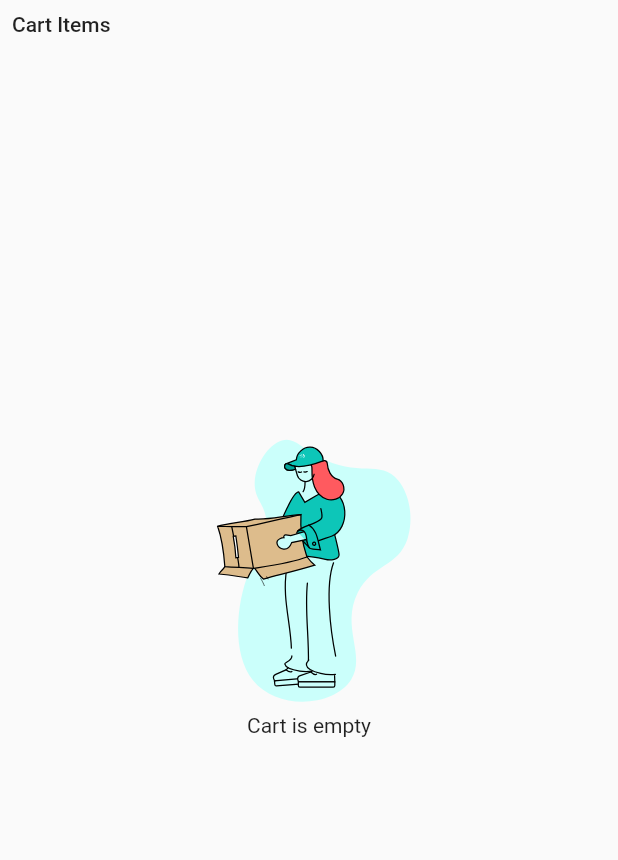
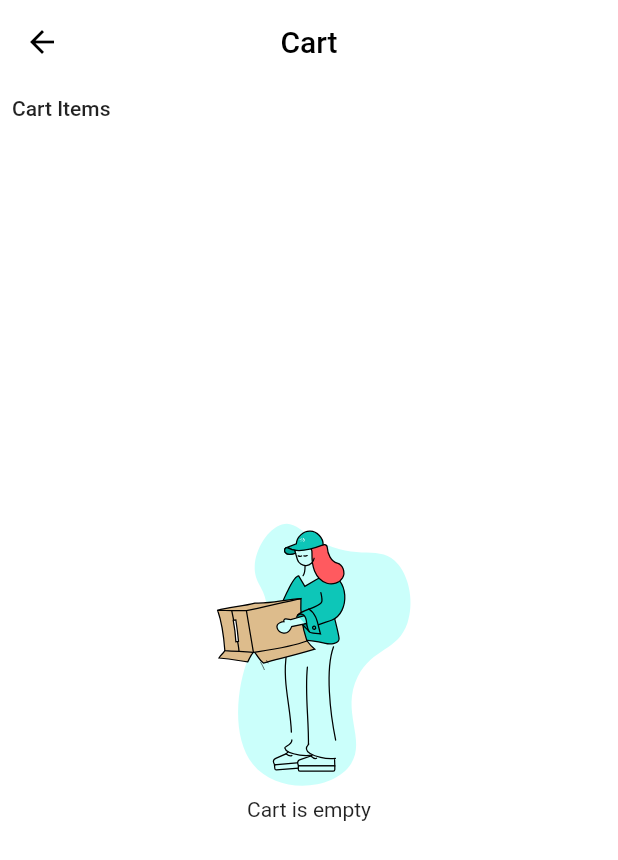
Before and after one commit to dev-vamsidhar/xiaomi, a Flutter app: the Cart screen opened directly, on a phone screen of 412 x 824 dp. Shown: the top 860 px of the screen. Run offline on Flutter 3.47's test engine with Material 2 defaults, Android fonts, the light colour scheme and no system bars; our stand-ins replace connectivity_plus, dio, flutter_easyloading, font_awesome_flutter, get, hive and 4 more; missing offline and left inert: neat_periodic_task, resize, schedulers; accounts and stored records are empty.

```diff
--- a/lib/controllers/orders.controller.dart
+++ b/lib/controllers/orders.controller.dart
@@ -17,10 +17,11 @@ class OrderController extends GetxController {
       String miid = await getKey(key: "miid");
       Map<String, dynamic> res =
           await postCall(postUrlpath: "app/getorders", body: {"miid": miid});
+      log("ok");
       if (res['status'] != null) {
         await setKey(key: "pastorders", value: res['data']);
-        getEmployeeOrderFromDb();
       }
+      getEmployeeOrderFromDb();
       update();
     } catch (e) {
       toast("Something went wrong while fetching order.Please try again later");
@@ -31,6 +32,7 @@ class OrderController extends GetxController {
     bool hasdata = await haskey(key: "pastorders");
     if (hasdata) {
       pastorder = await getKey(key: "pastorders");
+      log(pastorder);
       update();
     }
   }
--- a/lib/helpers/apicalls.dart
+++ b/lib/helpers/apicalls.dart
@@ -48,7 +48,7 @@ Future getcallscache() async {
   try {
     Box box = await Hive.openBox("cache");
     Iterable<dynamic> keys = box.keys;
-    log("someithing");
+
     for (var element in keys) {
       var data = box.get(element);
       Map<String, dynamic> body = {};
--- a/lib/views/cart.view.dart
+++ b/lib/views/cart.view.dart
@@ -12,10 +12,20 @@ class Cart extends StatelessWidget {
 
   @override
   Widget build(BuildContext context) {
+    return SafeArea(
+      child: Builder(builder: (context) {
+        final isSmallScreen = MediaQuery.of(context).size.width < 800;
         return Scaffold(
-      body: Builder(builder: (context) {
-        final isSmallScreen = MediaQuery.of(context).size.width < 800;
-        return SingleChildScrollView(
+            backgroundColor: isSmallScreen ? Colors.white : null,
+            appBar: isSmallScreen
+                ? AppBar(
+                    centerTitle: true,
+                    elevation: 0,
+                    backgroundColor: Colors.white,
+                    title: Text("Cart"),
+                  )
+                : null,
+            body: SingleChildScrollView(
               child: Column(
                 crossAxisAlignment: CrossAxisAlignment.start,
                 children: [
@@ -55,19 +65,22 @@ class Cart extends StatelessWidget {
                                     child: Row(
                                       mainAxisAlignment:
                                           MainAxisAlignment.spaceBetween,
-                                  crossAxisAlignment: CrossAxisAlignment.start,
+                                      crossAxisAlignment:
+                                          CrossAxisAlignment.start,
                                       children: [
                                         Row(
                                           crossAxisAlignment:
                                               CrossAxisAlignment.start,
                                           children: [
                                             Image.network(
-                                          "https://m.media-amazon.com/images/W/WEBP_402378-T2/images/I/71k86pEH5LS._AC_AA180_.jpg",
+                                              "https://m.media-amazon.com/images/W/WEBP_402378-T2/images/I/91kAtEXPIeL._AC_UY218_.jpg",
                                               height: isSmallScreen ? 80 : 130,
                                             ),
                                             Padding(
-                                          padding: const EdgeInsets.symmetric(
-                                              horizontal: 30, vertical: 8),
+                                              padding:
+                                                  const EdgeInsets.symmetric(
+                                                      horizontal: 30,
+                                                      vertical: 8),
                                               child: Column(
                                                   crossAxisAlignment:
                                                       CrossAxisAlignment.start,
@@ -75,8 +88,8 @@ class Cart extends StatelessWidget {
                                                     InkWell(
                                                       onTap: () {
                                                         Get.to(OrderCheckout(
-                                                      cartdata:
-                                                          _.cartitems[index],
+                                                          cartdata: _
+                                                              .cartitems[index],
                                                         ));
                                                       },
                                                       child: Container(
@@ -91,7 +104,8 @@ class Cart extends StatelessWidget {
                                                                     TextOverflow
                                                                         .ellipsis,
                                                                 fontWeight:
-                                                                FontWeight.bold,
+                                                                    FontWeight
+                                                                        .bold,
                                                                 fontSize: 17)),
                                                       ),
                                                     ),
@@ -108,8 +122,8 @@ class Cart extends StatelessWidget {
                                                             "Qnty: ${_.cartitems[index].quantity}"),
                                                         Padding(
                                                           padding:
-                                                          const EdgeInsets.all(
-                                                              8.0),
+                                                              const EdgeInsets
+                                                                  .all(8.0),
                                                           child: Container(
                                                             height: 15,
                                                             width: 2,
@@ -119,7 +133,8 @@ class Cart extends StatelessWidget {
                                                         InkWell(
                                                             onTap: () {
                                                               _.deleteCartItem(_
-                                                              .cartitems[index]
+                                                                  .cartitems[
+                                                                      index]
                                                                   .id);
                                                             },
                                                             child: const Text(
@@ -141,8 +156,8 @@ class Cart extends StatelessWidget {
                                                         ? Text(
                                                             "\$1980.00",
                                                             style: TextStyle(
-                                                            color:
-                                                                Colors.green),
+                                                                color: Colors
+                                                                    .green),
                                                           )
                                                         : Container()
                                                   ]),
@@ -180,7 +195,7 @@ class Cart extends StatelessWidget {
                   })
                 ],
               ),
-        );
+            ));
       }),
     );
   }
```
Also changed, not shown: lib/controllers/checkout.controller.dart (+10 -0 lines), lib/views/home.view.dart (+25 -7 lines), lib/views/previousorder.view.dart (+9 -1 lines), 1 other file. Lines whose indentation alone changed are shown as unchanged.
